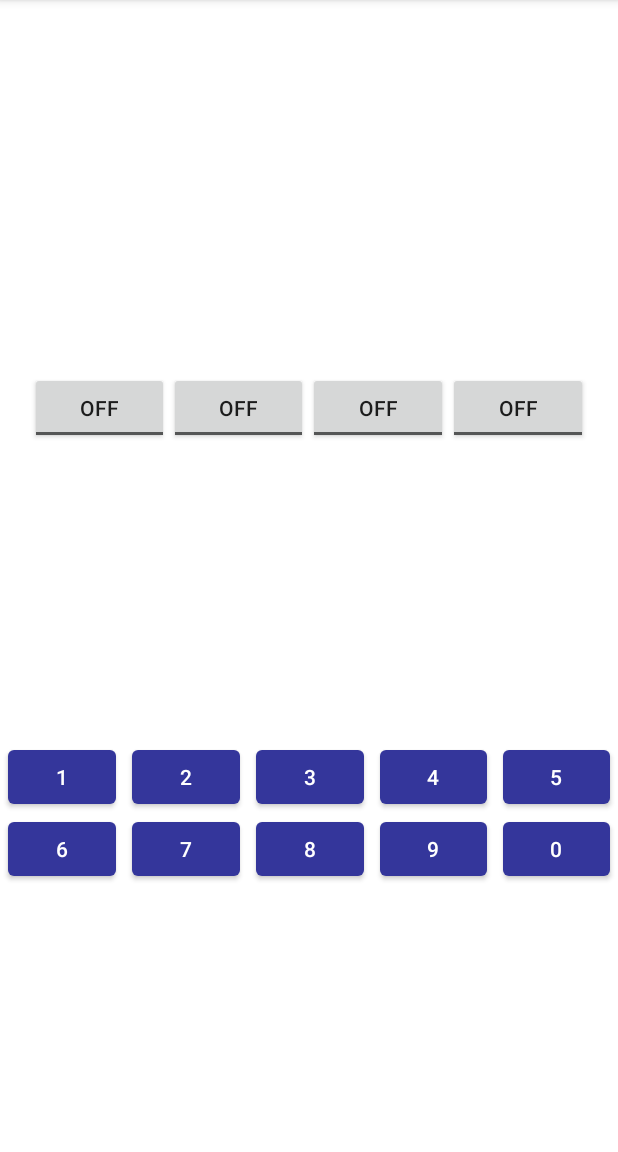
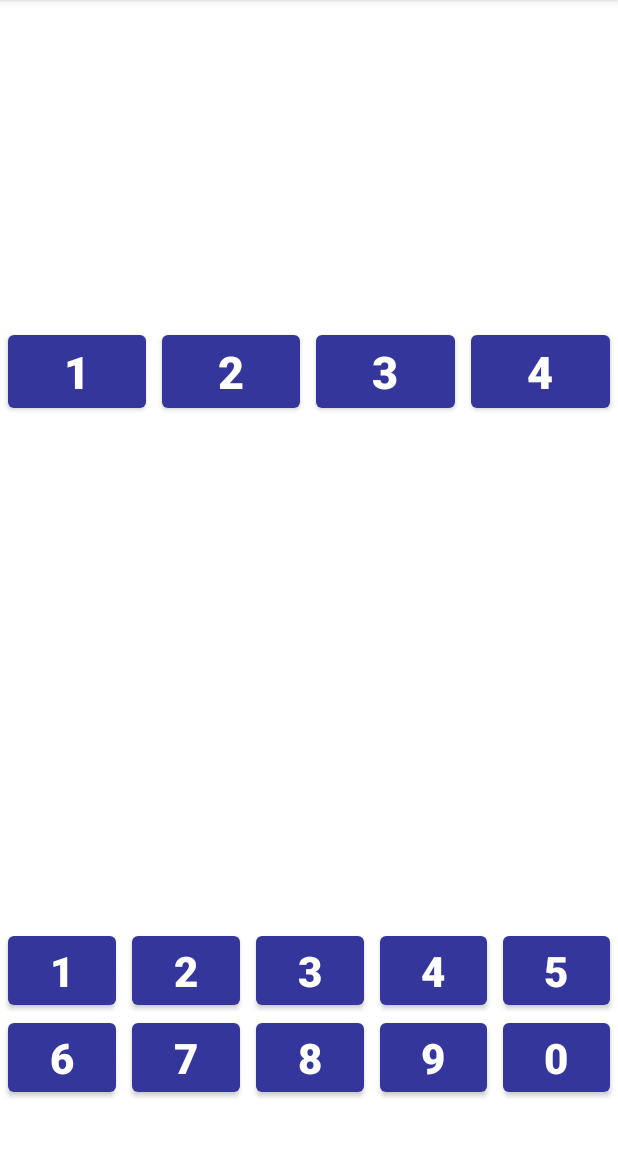
Before and after one commit to asjay18/cs496_1stWeek, an Android app: the fragment GameFragment shown on its own in the app's theme, on a phone screen of 412 x 824 dp, the part 84-1236 px from its top. Run offline under Robolectric (Android 15) with nearby library versions, the phone set to English and light mode, and no system bars.

Commit message:
게임 아이콘 추가

```diff
--- /dev/null
+++ b/app/src/main/res/drawable/ic_baseline_videogame_asset_24.xml
@@ -0,0 +1,5 @@
+<vector android:height="24dp" android:tint="#000000"
+    android:viewportHeight="24" android:viewportWidth="24"
+    android:width="24dp" xmlns:android="http://schemas.android.com/apk/res/android">
+    <path android:fillColor="@android:color/white" android:pathData="M21,6L3,6c-1.1,0 -2,0.9 -2,2v8c0,1.1 0.9,2 2,2h18c1.1,0 2,-0.9 2,-2L23,8c0,-1.1 -0.9,-2 -2,-2zM11,13L8,13v3L6,16v-3L3,13v-2h3L6,8h2v3h3v2zM15.5,15c-0.83,0 -1.5,-0.67 -1.5,-1.5s0.67,-1.5 1.5,-1.5 1.5,0.67 1.5,1.5 -0.67,1.5 -1.5,1.5zM19.5,12c-0.83,0 -1.5,-0.67 -1.5,-1.5S18.67,9 19.5,9s1.5,0.67 1.5,1.5 -0.67,1.5 -1.5,1.5z"/>
+</vector>
--- a/app/src/main/res/layout/game_frag.xml
+++ b/app/src/main/res/layout/game_frag.xml
@@ -8,69 +8,92 @@
     <LinearLayout
         android:id="@+id/linearLayout2"
         android:layout_width="0dp"
-        android:layout_height="wrap_content"
+        android:layout_height="0dp"
         android:orientation="vertical"
-        app:layout_constraintBottom_toBottomOf="@id/result_table"
+        app:layout_constraintBottom_toBottomOf="parent"
         app:layout_constraintEnd_toEndOf="parent"
         app:layout_constraintStart_toStartOf="parent"
         app:layout_constraintTop_toTopOf="parent">
 
+        <androidx.constraintlayout.widget.ConstraintLayout
+            android:layout_width="match_parent"
+            android:layout_height="wrap_content"
+            android:layout_weight="1">
+
             <ImageView
                 android:id="@+id/imageView"
                 android:layout_width="match_parent"
-            android:layout_height="50dp"
+                android:layout_height="250dp"
+                app:layout_constraintBottom_toBottomOf="parent"
+                app:layout_constraintEnd_toEndOf="parent"
+                app:layout_constraintStart_toStartOf="parent"
+                app:layout_constraintTop_toTopOf="parent"
                 tools:srcCompat="@tools:sample/backgrounds/scenic" />
 
             <LinearLayout
                 android:id="@+id/answer_box"
                 android:layout_width="match_parent"
                 android:layout_height="wrap_content"
-            android:layout_margin="20dp"
-            android:orientation="horizontal">
+                android:orientation="horizontal"
+                app:layout_constraintBottom_toBottomOf="parent"
+                app:layout_constraintEnd_toEndOf="parent"
+                app:layout_constraintStart_toStartOf="parent">
 
-            <ToggleButton
-                android:id="@+id/toggleButton5"
+                <Button
+                    android:id="@+id/answer1"
                     android:layout_width="wrap_content"
                     android:layout_height="wrap_content"
+                    android:layout_margin="5dp"
                     android:layout_weight="1"
-                android:text="ToggleButton" />
+                    android:text="1"
+                    android:textSize="30sp"
+                    android:textStyle="bold"
+                    app:rippleColor="#00000000" />
 
-            <ToggleButton
-                android:id="@+id/toggleButton4"
+                <Button
+                    android:id="@+id/answer2"
                     android:layout_width="wrap_content"
                     android:layout_height="wrap_content"
+                    android:layout_margin="5dp"
                     android:layout_weight="1"
-                android:text="ToggleButton" />
+                    android:text="2"
+                    android:textSize="30sp"
+                    android:textStyle="bold"
+                    app:rippleColor="#00000000" />
 
-            <ToggleButton
-                android:id="@+id/toggleButton3"
+                <Button
+                    android:id="@+id/answer3"
                     android:layout_width="wrap_content"
                     android:layout_height="wrap_content"
+                    android:layout_margin="5dp"
                     android:layout_weight="1"
-                android:text="ToggleButton" />
+                    android:text="3"
+                    android:textSize="30sp"
+                    android:textStyle="bold"
+                    app:rippleColor="#00000000" />
 
-            <ToggleButton
-                android:id="@+id/toggleButton2"
+                <Button
+                    android:id="@+id/answer4"
                     android:layout_width="wrap_content"
                     android:layout_height="wrap_content"
+                    android:layout_margin="5dp"
                     android:layout_weight="1"
-                android:text="ToggleButton" />
+                    android:text="4"
+                    android:textSize="30sp"
+                    android:textStyle="bold"
+                    app:rippleColor="#00000000" />
             </LinearLayout>
-
-    </LinearLayout>
+        </androidx.constraintlayout.widget.ConstraintLayout>
 
         <androidx.constraintlayout.widget.ConstraintLayout
             android:id="@+id/result_table"
             android:layout_width="match_parent"
             android:layout_height="0dp"
-        app:layout_constraintBottom_toTopOf="@id/number_pad"
-        app:layout_constraintEnd_toEndOf="parent"
-        app:layout_constraintStart_toStartOf="parent"
-        app:layout_constraintTop_toBottomOf="@+id/linearLayout2">
+            android:layout_weight="10">
 
             <GridView
-            android:layout_width="409dp"
-            android:layout_height="164dp"
+                android:layout_width="match_parent"
+                android:layout_height="0dp"
                 app:layout_constraintBottom_toBottomOf="parent"
                 app:layout_constraintEnd_toEndOf="parent"
                 app:layout_constraintStart_toStartOf="parent"
@@ -79,12 +102,9 @@
 
         <TableLayout
             android:id="@+id/number_pad"
-        android:layout_width="0dp"
+            android:layout_width="match_parent"
             android:layout_height="wrap_content"
-        app:layout_constraintBottom_toBottomOf="parent"
-        app:layout_constraintEnd_toEndOf="parent"
-        app:layout_constraintStart_toStartOf="parent"
-        app:layout_constraintTop_toTopOf="@id/result_table">
+            android:layout_weight="1">
 
             <TableRow
                 android:layout_width="match_parent"
@@ -97,7 +117,9 @@
                     android:layout_marginStart="5dp"
                     android:layout_marginEnd="5dp"
                     android:layout_weight="1"
-                android:text="1" />
+                    android:text="1"
+                    android:textSize="28sp"
+                    android:textStyle="bold" />
 
                 <Button
                     android:id="@+id/button2"
@@ -106,7 +128,9 @@
                     android:layout_marginStart="5dp"
                     android:layout_marginEnd="5dp"
                     android:layout_weight="1"
-                android:text="2" />
+                    android:text="2"
+                    android:textSize="28sp"
+                    android:textStyle="bold" />
 
                 <Button
                     android:id="@+id/button3"
@@ -115,7 +139,9 @@
                     android:layout_marginStart="5dp"
                     android:layout_marginEnd="5dp"
                     android:layout_weight="1"
-                android:text="3" />
+                    android:text="3"
+                    android:textSize="28sp"
+                    android:textStyle="bold" />
 
                 <Button
                     android:id="@+id/button4"
@@ -124,7 +150,9 @@
                     android:layout_marginStart="5dp"
                     android:layout_marginEnd="5dp"
                     android:layout_weight="1"
-                android:text="4" />
+                    android:text="4"
+                    android:textSize="28sp"
+                    android:textStyle="bold" />
 
                 <Button
                     android:id="@+id/button5"
@@ -133,7 +161,9 @@
                     android:layout_marginStart="5dp"
                     android:layout_marginEnd="5dp"
                     android:layout_weight="1"
-                android:text="5" />
+                    android:text="5"
+                    android:textSize="28sp"
+                    android:textStyle="bold" />
             </TableRow>
 
             <TableRow
@@ -147,7 +177,9 @@
                     android:layout_marginStart="5dp"
                     android:layout_marginEnd="5dp"
                     android:layout_weight="1"
-                android:text="6" />
+                    android:text="6"
+                    android:textSize="28sp"
+                    android:textStyle="bold" />
 
                 <Button
                     android:id="@+id/button7"
@@ -156,7 +188,9 @@
                     android:layout_marginStart="5dp"
                     android:layout_marginEnd="5dp"
                     android:layout_weight="1"
-                android:text="7" />
+                    android:text="7"
+                    android:textSize="28sp"
+                    android:textStyle="bold" />
 
                 <Button
                     android:id="@+id/button8"
@@ -165,7 +199,9 @@
                     android:layout_marginStart="5dp"
                     android:layout_marginEnd="5dp"
                     android:layout_weight="1"
-                android:text="8" />
+                    android:text="8"
+                    android:textSize="28sp"
+                    android:textStyle="bold" />
 
                 <Button
                     android:id="@+id/button9"
@@ -174,7 +210,9 @@
                     android:layout_marginStart="5dp"
                     android:layout_marginEnd="5dp"
                     android:layout_weight="1"
-                android:text="9" />
+                    android:text="9"
+                    android:textSize="28sp"
+                    android:textStyle="bold" />
 
                 <Button
                     android:id="@+id/button0"
@@ -183,9 +221,13 @@
                     android:layout_marginStart="5dp"
                     android:layout_marginEnd="5dp"
                     android:layout_weight="1"
-                android:text="0" />
+                    android:text="0"
+                    android:textSize="28sp"
+                    android:textStyle="bold" />
             </TableRow>
 
         </TableLayout>
 
+    </LinearLayout>
+
 </androidx.constraintlayout.widget.ConstraintLayout>
--- a/app/src/main/res/menu/bottom_nav_menu.xml
+++ b/app/src/main/res/menu/bottom_nav_menu.xml
@@ -13,6 +13,8 @@
         android:icon="@android:drawable/ic_menu_gallery"
         android:title="gallery" />
     <item
-        android:id="@+id/item_frag"
-        android:title="Item" />
+        android:id="@+id/game_frag"
+        android:enabled="true"
+        android:icon="@drawable/ic_baseline_videogame_asset_24"
+        android:title="bomb" />
 </menu>
--- a/app/src/main/res/navigation/nav_main.xml
+++ b/app/src/main/res/navigation/nav_main.xml
@@ -16,10 +16,10 @@
         android:label="gallery_frag"
         tools:layout="@layout/gallery_frag" />
     <fragment
-        android:id="@+id/item_frag"
-        android:name="com.example.cs496_1stweek.item.ItemFragment"
-        android:label="item_frag"
-        tools:layout="@layout/item_frag" />
+        android:id="@+id/game_frag"
+        android:name="com.example.cs496_1stweek.game.GameFragment"
+        android:label="game_frag"
+        tools:layout="@layout/game_frag" />
 
 
 </navigation>
```
Lines whose indentation alone changed are shown as unchanged.
